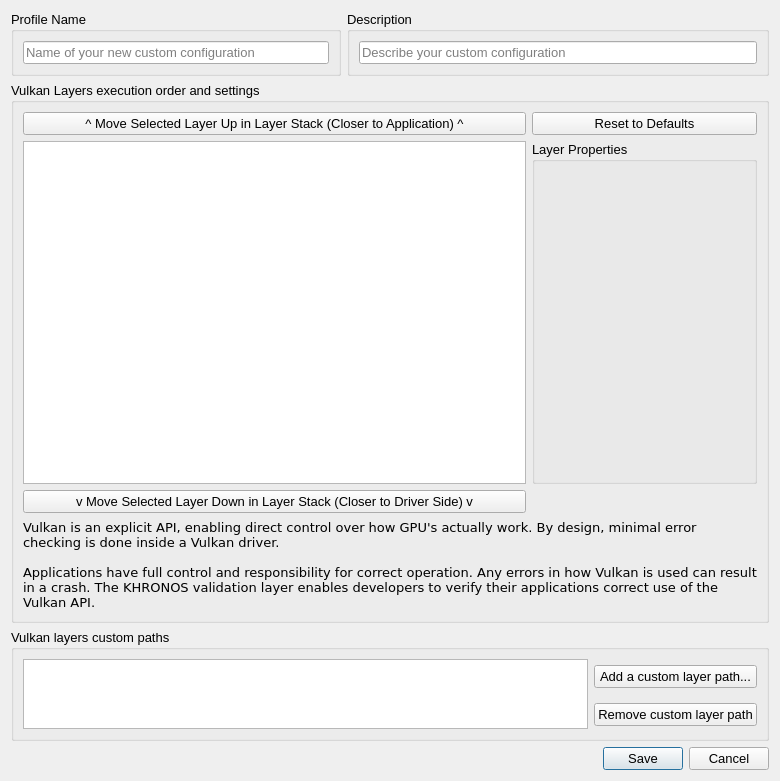
First picture: the form in vkconfig/dlgprofileeditor.ui, repository LunarG/VulkanTools, before the edit.
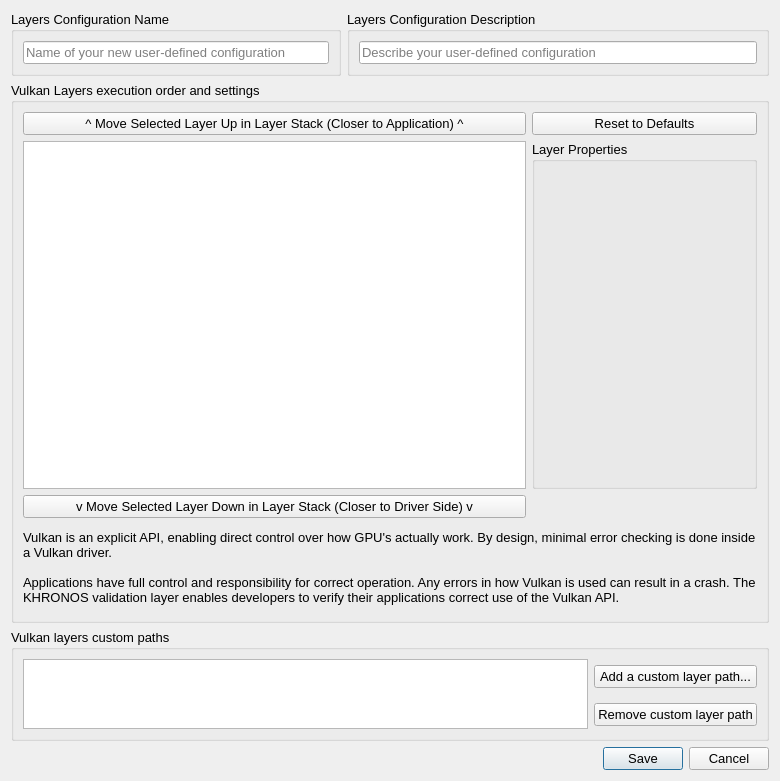
Second picture: the form after the edit.

Commit message: vkconfig - streamline the application list window to better reflect the settings of vkconfig

Patch:
```diff
--- a/vkconfig/dlgprofileeditor.ui
+++ b/vkconfig/dlgprofileeditor.ui
@@ -116,7 +116,7 @@
        <widget class="QLabel" name="label">
         <property name="font">
          <font>
-          <family>Verdana</family>
+          <family>Arial</family>
           <pointsize>10</pointsize>
          </font>
         </property>
@@ -180,7 +180,7 @@
            </property>
            <property name="font">
             <font>
-             <family>Verdana</family>
+             <family>Arial</family>
              <pointsize>10</pointsize>
              <stylestrategy>PreferAntialias</stylestrategy>
              <kerning>true</kerning>
@@ -236,7 +236,7 @@
       </size>
      </property>
      <property name="title">
-      <string>Profile Name</string>
+      <string>Layers Configuration Name</string>
      </property>
      <layout class="QHBoxLayout" name="horizontalLayout_4">
       <item>
@@ -245,7 +245,7 @@
          <string/>
         </property>
         <property name="placeholderText">
-         <string>Name of your new custom configuration</string>
+         <string>Name of your new user-defined configuration</string>
         </property>
        </widget>
       </item>
@@ -277,13 +277,13 @@
       </size>
      </property>
      <property name="title">
-      <string>Description</string>
+      <string>Layers Configuration Description</string>
      </property>
      <layout class="QHBoxLayout" name="horizontalLayout_2">
       <item>
        <widget class="QLineEdit" name="lineEditDesc">
         <property name="placeholderText">
-         <string>Describe your custom configuration</string>
+         <string>Describe your user-defined configuration</string>
         </property>
        </widget>
       </item>
```
The commit also changes 5 other files.
